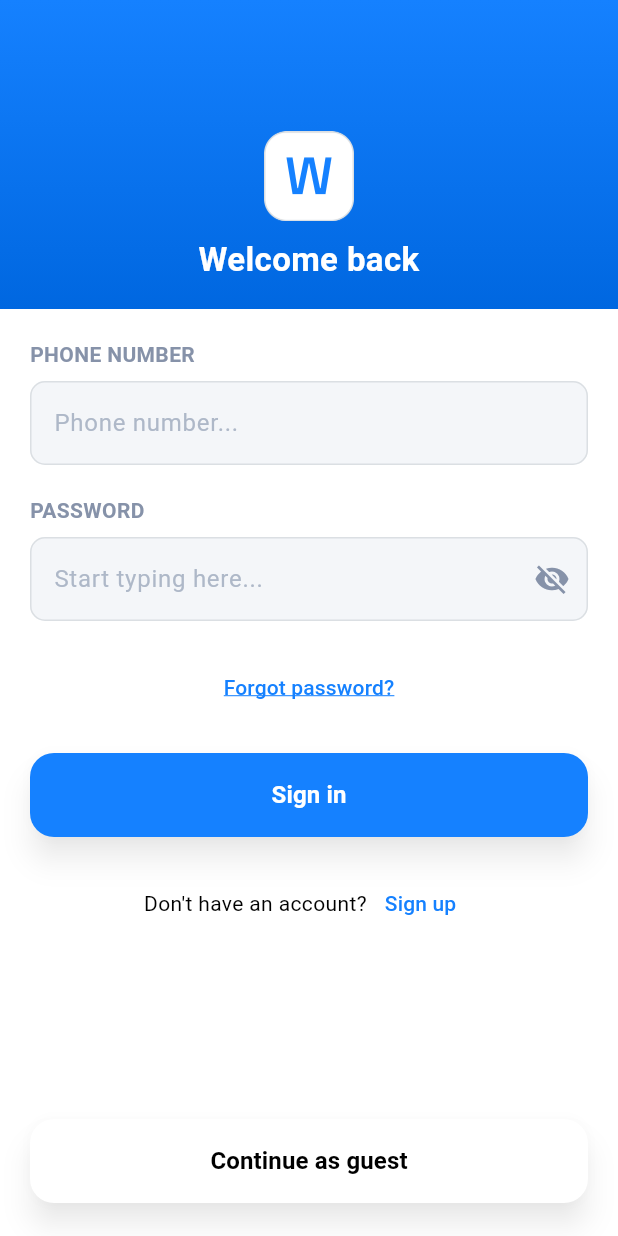
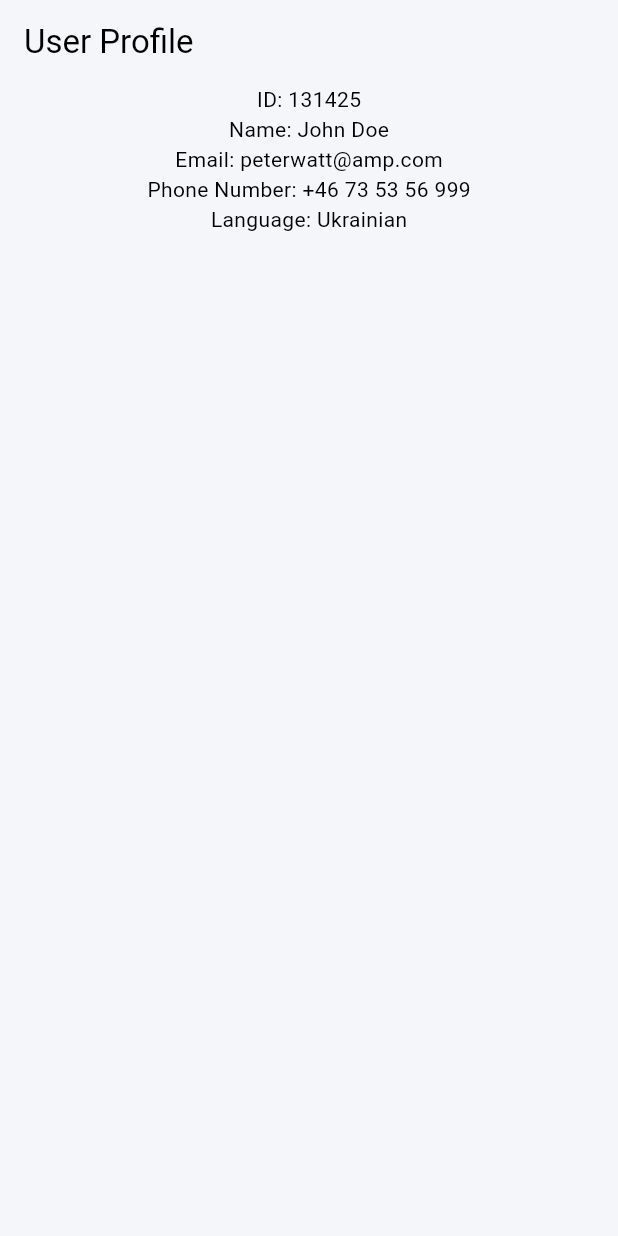
Before and after one commit to glbchk/watt_flutter, a Flutter app: the screen it shows after launch, on a phone screen of 412 x 824 dp. Run offline on Flutter 3.47's test engine with Material 3 defaults, Android fonts, the phone set to English and light mode, and no system bars; our stand-ins replace bloc, flutter_bloc.

Commit message:
Added Remote Source, Models, Domain and attempt to set Bloc.

```diff
--- /dev/null
+++ b/devtools_options.yaml
@@ -0,0 +1,3 @@
+description: This file stores settings for Dart & Flutter DevTools.
+documentation: https://docs.flutter.dev/tools/devtools/extensions#configure-extension-enablement-states
+extensions:
--- /dev/null
+++ b/lib/data/data_sources/remote_data_source.dart
@@ -0,0 +1,32 @@
+import '../models/user_model.dart';
+
+class RemoteDataSource {
+  final auth;
+  final firestore;
+
+  RemoteDataSource({
+    this.auth,
+    this.firestore,
+  });
+
+  // createUser
+
+  //TO DO: Rebuild and rename to getCurrentUser
+  Future<UserModel> fetchUser(String userId) async {
+    await Future.delayed(Duration(seconds: 2));
+    return UserModel(
+      id: userId,
+      name: 'John Doe',
+      email: '',
+      phoneNumber: '',
+      language: '',
+      paymentMethods: [],
+      cars: [],
+      chargingStations: [],
+    );
+  }
+
+  //changeUser
+
+  //removeUser
+}
--- /dev/null
+++ b/lib/data/models/user_model.dart
@@ -0,0 +1,34 @@
+class UserModel {
+  final String id;
+  final String name;
+  final String email;
+  final String phoneNumber;
+  final String language;
+  final List<String> paymentMethods; //Need to have a model - Payment Method
+  final List<String> cars; //Need to have a model - Car
+  final List<String> chargingStations; //Need to have a model - Charging Station
+
+  UserModel({
+    required this.id,
+    required this.name,
+    required this.email,
+    required this.phoneNumber,
+    required this.language,
+    required this.paymentMethods,
+    required this.cars,
+    required this.chargingStations,
+  });
+
+  factory UserModel.fromJson(Map<String, dynamic> json) {
+    return UserModel(
+      id: json['id'],
+      name: json['name'],
+      email: json['email'],
+      phoneNumber: json['phone_number'],
+      language: json['language'],
+      paymentMethods: ['payment_methods'],
+      cars: json['cars'],
+      chargingStations: json['charging_stations'],
+    );
+  }
+}
--- /dev/null
+++ b/lib/data/repositories/user_repository_impl.dart
@@ -0,0 +1,45 @@
+import 'package:watt/data/repositories/user_repository.dart';
+
+import '../../domain/entities/user_entity.dart';
+import '../data_sources/remote_data_source.dart';
+
+class UserRepositoryImpl implements UserRepository {
+  final RemoteDataSource remoteDataSource;
+
+  UserRepositoryImpl(this.remoteDataSource);
+
+  @override
+  Future<UserEntity> changeUser(String userId) {
+    // TODO: implement changeUser
+    throw UnimplementedError();
+  }
+
+  @override
+  Future<UserEntity> getCurrentUser(String userId) async {
+    // final userModel = await remoteDataSource.fetchUser(userId);
+    await Future.delayed(const Duration(milliseconds: 600));
+
+    return UserEntity(
+      id: '131425',
+      name: 'John Doe',
+      email: 'peterwatt@amp.com',
+      phoneNumber: '+46 73 53 56 999',
+      language: 'Ukrainian',
+      paymentMethods: [],
+      cars: [],
+      chargingStations: [],
+    );
+  }
+
+  @override
+  Future<UserEntity> createUser() {
+    // TODO: implement createUser
+    throw UnimplementedError();
+  }
+
+  @override
+  Future<UserEntity> removeUser() {
+    // TODO: implement removeUser
+    throw UnimplementedError();
+  }
+}
--- /dev/null
+++ b/lib/domain/entities/user_entity.dart
@@ -0,0 +1,21 @@
+class UserEntity {
+  final String id;
+  final String name;
+  final String email;
+  final String phoneNumber;
+  final String language;
+  final List<String> paymentMethods;
+  final List<String> cars;
+  final List<String> chargingStations;
+
+  UserEntity({
+    required this.id,
+    required this.name,
+    required this.email,
+    required this.phoneNumber,
+    required this.language,
+    required this.paymentMethods,
+    required this.cars,
+    required this.chargingStations,
+  });
+}
--- a/lib/main.dart
+++ b/lib/main.dart
@@ -1,5 +1,5 @@
 import 'package:flutter/material.dart';
-import 'package:watt/pages/login_page.dart';
+import 'package:watt/presentation/screens/user_screen.dart';
 
 import 'data/colors.dart';
 
@@ -24,7 +24,8 @@ class _MyAppState extends State<MyApp> {
         brightness: wattColorScheme.brightness,
       ),
       debugShowCheckedModeBanner: false,
-      home: const LoginPage(),
+      home: UserScreen(),
+      // home: const LoginPage(),
     );
   }
 }
--- /dev/null
+++ b/lib/presentation/bloc/user_bloc.dart
@@ -0,0 +1,42 @@
+import 'package:bloc/bloc.dart';
+import 'package:watt/domain/entities/user_entity.dart';
+import 'package:watt/presentation/bloc/user_event.dart';
+import 'package:watt/presentation/bloc/user_state.dart';
+
+import '../../domain/use_cases/get_user_usecase.dart';
+
+class UserBloc extends Bloc<UserEvent, UserState> {
+  final GetCurrentUserUseCase getCurrentUserUseCase;
+
+  UserBloc(this.getCurrentUserUseCase)
+    : super(
+        UserInitial(
+          UserEntity(
+            id: '131425',
+            name: 'John Doe',
+            email: 'peterwatt@amp.com',
+            phoneNumber: '+46 73 53 56 999',
+            language: 'Ukrainian',
+            paymentMethods: [],
+            cars: [],
+            chargingStations: [],
+          ),
+        ),
+      );
+
+  @override
+  Stream<UserState> mapEventToState(UserEvent event) async* {
+    if (event is GetCurrentUserEvent) {
+      yield UserLoading();
+      print('Event received: $event');
+      try {
+        final user = await getCurrentUserUseCase.execute(event.userId);
+        yield UserLoaded(user);
+        print('Event received: $event');
+      } catch (e) {
+        yield UserError("Couldn't fetch user");
+        print('Event received: $event');
+      }
+    }
+  }
+}
--- /dev/null
+++ b/lib/presentation/bloc/user_event.dart
@@ -0,0 +1,13 @@
+abstract class UserEvent {}
+
+//create user
+
+class GetCurrentUserEvent extends UserEvent {
+  final String userId;
+
+  GetCurrentUserEvent(this.userId);
+}
+
+//change user
+
+//remove user
--- /dev/null
+++ b/lib/presentation/bloc/user_state.dart
@@ -0,0 +1,23 @@
+import '../../domain/entities/user_entity.dart';
+
+abstract class UserState {}
+
+class UserInitial extends UserState {
+  final UserEntity user;
+
+  UserInitial(this.user);
+}
+
+class UserLoading extends UserState {}
+
+class UserLoaded extends UserState {
+  final UserEntity user;
+
+  UserLoaded(this.user);
+}
+
+class UserError extends UserState {
+  final String message;
+
+  UserError(this.message);
+}
--- /dev/null
+++ b/lib/presentation/screens/user_screen.dart
@@ -0,0 +1,67 @@
+import 'package:flutter/material.dart';
+import 'package:flutter_bloc/flutter_bloc.dart';
+
+import '../../data/data_sources/remote_data_source.dart';
+import '../../data/repositories/user_repository_impl.dart';
+import '../../domain/use_cases/get_user_usecase.dart';
+import '../bloc/user_bloc.dart';
+import '../bloc/user_state.dart';
+
+class UserScreen extends StatelessWidget {
+  const UserScreen({super.key});
+
+  @override
+  Widget build(BuildContext context) {
+    return Scaffold(
+      appBar: AppBar(title: Text('User Profile')),
+      body: BlocProvider(
+        create: (context) => UserBloc(
+          GetCurrentUserUseCase(UserRepositoryImpl(RemoteDataSource())),
+        ),
+        child: UserProfile(),
+      ),
+    );
+  }
+}
+
+class UserProfile extends StatelessWidget {
+  const UserProfile({super.key});
+
+  @override
+  Widget build(BuildContext context) {
+    return BlocBuilder<UserBloc, UserState>(
+      builder: (context, state) {
+        if (state is UserInitial) {
+          return Center(
+            child: Column(
+              children: [
+                Text('ID: ${state.user.id}'),
+                Text('Name: ${state.user.name}'),
+                Text('Email: ${state.user.email}'),
+                Text('Phone Number: ${state.user.phoneNumber}'),
+                Text('Language: ${state.user.language}'),
+              ],
+            ),
+          );
+
+          // Text('Press the button to fetch user data.');
+        } else if (state is UserLoading) {
+          return Center(child: CircularProgressIndicator());
+        } else if (state is UserLoaded) {
+          return Column(
+            children: [
+              Text('ID: ${state.user.id}'),
+              Text('Name: ${state.user.name}'),
+              Text('Email: ${state.user.email}'),
+              Text('Phone Number: ${state.user.phoneNumber}'),
+              Text('Language: ${state.user.language}'),
+            ],
+          );
+        } else if (state is UserError) {
+          return Center(child: Text(state.message));
+        }
+        return Container();
+      },
+    );
+  }
+}
--- a/pubspec.yaml
+++ b/pubspec.yaml
@@ -36,6 +36,8 @@ dependencies:
   cupertino_icons: ^1.0.8
   flutter_launcher_icons: ^0.14.4
   google_maps_flutter: ^2.14.0
+  flutter_bloc: ^9.1.1
+  bloc: ^9.2.0
 
 dev_dependencies:
   flutter_test:
```
Also changed, not shown: lib/data/repositories/user_repository.dart (added, +13 -0 lines), lib/domain/use_cases/get_user_usecase.dart (added, +42 -0 lines), pubspec.lock.
